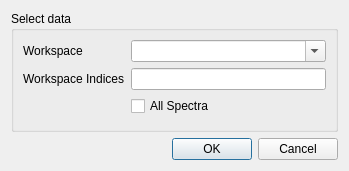
Old version of the form qt/widgets/common/inc/MantidQtWidgets/Common/AddWorkspaceDialog.ui in the repository mantidproject/mantid.
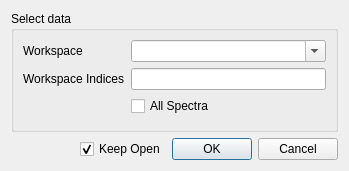
New version of the form.

Commit message: Refs #29913. Keep Open option for Add Workspace dialog.

```diff
--- a/qt/widgets/common/inc/MantidQtWidgets/Common/AddWorkspaceDialog.ui
+++ b/qt/widgets/common/inc/MantidQtWidgets/Common/AddWorkspaceDialog.ui
@@ -85,13 +85,58 @@
     </widget>
    </item>
    <item>
-    <widget class="QDialogButtonBox" name="buttonBox">
-     <property name="orientation">
-      <enum>Qt::Horizontal</enum>
-     </property>
-     <property name="standardButtons">
-      <set>QDialogButtonBox::Cancel|QDialogButtonBox::Ok</set>
-     </property>
+    <widget class="QFrame" name="frame">
+     <layout class="QHBoxLayout" name="horizontalLayout">
+      <property name="leftMargin">
+       <number>10</number>
+      </property>
+      <property name="topMargin">
+       <number>0</number>
+      </property>
+      <property name="rightMargin">
+       <number>0</number>
+      </property>
+      <property name="bottomMargin">
+       <number>0</number>
+      </property>
+      <item>
+       <spacer name="horizontalSpacer">
+        <property name="orientation">
+         <enum>Qt::Horizontal</enum>
+        </property>
+        <property name="sizeHint" stdset="0">
+         <size>
+          <width>40</width>
+          <height>20</height>
+         </size>
+        </property>
+       </spacer>
+      </item>
+      <item>
+       <widget class="QCheckBox" name="ckKeepOpen">
+        <property name="text">
+         <string>Keep Open</string>
+        </property>
+        <property name="checked">
+         <bool>true</bool>
+        </property>
+       </widget>
+      </item>
+      <item>
+       <widget class="QPushButton" name="pbOK">
+        <property name="text">
+         <string>OK</string>
+        </property>
+       </widget>
+      </item>
+      <item>
+       <widget class="QPushButton" name="pbCancel">
+        <property name="text">
+         <string>Cancel</string>
+        </property>
+       </widget>
+      </item>
+     </layout>
     </widget>
    </item>
   </layout>
```
Left out of the diff: 35 changed lines with no effect on the pictures. The commit also changes 7 other files.
